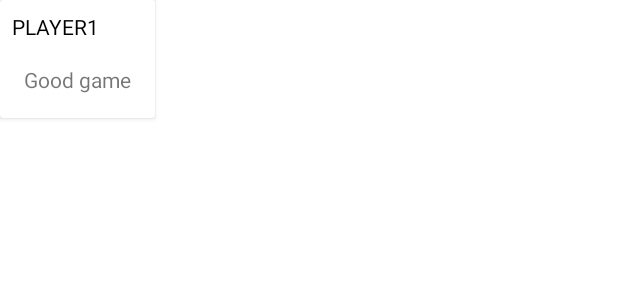
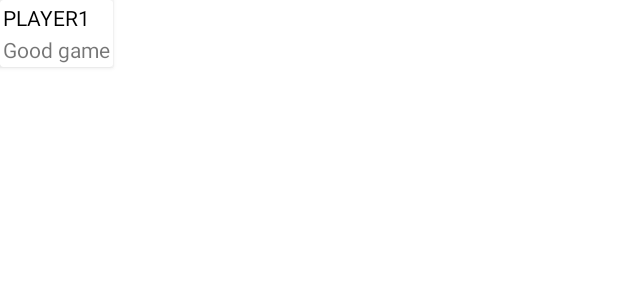
Before and after one commit to mpndl/QwirkleClient, an Android app: the layout player_message.xml on its own in the app's theme, with its tools: preview values and no code run, on a phone screen of 412 x 824 dp. Shown: the top 300 px of the screen. Run offline under Robolectric (Android 15) with nearby library versions, the phone set to English and light mode, and no system bars.

Commit message:
fixed some issues due to serialization

```diff
--- a/app/src/main/java/za/nmu/wrpv/qwirkle/GameModel.java
+++ b/app/src/main/java/za/nmu/wrpv/qwirkle/GameModel.java
@@ -36,7 +36,7 @@ public class GameModel implements Serializable {
     public Tile[][] tempBoard = null;
     ArrayList<Tile> ts = new ArrayList<>();
     public boolean placing = false;
-    private MainActivity mainActivity;
+    private final MainActivity mainActivity;
 
     public List<PlayerMessage> playerMessages = new ArrayList<>();
     private int orderCount = 0;
--- a/app/src/main/java/za/nmu/wrpv/qwirkle/ImageAdapter.java
+++ b/app/src/main/java/za/nmu/wrpv/qwirkle/ImageAdapter.java
@@ -9,9 +9,10 @@ import android.widget.ImageView;
 import androidx.annotation.NonNull;
 import androidx.recyclerview.widget.RecyclerView;
 
+import java.io.Serializable;
 import java.util.ArrayList;
 
-public class ImageAdapter extends RecyclerView.Adapter<ImageAdapter.ImageViewHolder> {
+public class ImageAdapter extends RecyclerView.Adapter<ImageAdapter.ImageViewHolder> implements Serializable {
     public ArrayList<Tile> tiles;
     private final Context context;
     private View.OnClickListener onClickListener;
--- a/app/src/main/java/za/nmu/wrpv/qwirkle/MainActivity.java
+++ b/app/src/main/java/za/nmu/wrpv/qwirkle/MainActivity.java
@@ -29,11 +29,12 @@ import android.widget.ImageView;
 import android.widget.TextView;
 import android.widget.Toast;
 
+import java.io.Serializable;
 import java.util.ArrayList;
 import java.util.Arrays;
 import java.util.List;
 
-public class MainActivity extends AppCompatActivity {
+public class MainActivity extends AppCompatActivity implements Serializable {
     public GameModel model;
     List<Fragment> fragments;
     private final String TAG = "game";
--- a/app/src/main/java/za/nmu/wrpv/qwirkle/MessagesFragment.java
+++ b/app/src/main/java/za/nmu/wrpv/qwirkle/MessagesFragment.java
@@ -15,7 +15,9 @@ import androidx.fragment.app.Fragment;
 import androidx.recyclerview.widget.LinearLayoutManager;
 import androidx.recyclerview.widget.RecyclerView;
 
-public class MessagesFragment extends Fragment {
+import java.io.Serializable;
+
+public class MessagesFragment extends Fragment implements Serializable {
     private GameModel model;
     private PlayerMessageAdapter playerMessageAdapter;
 
--- a/app/src/main/java/za/nmu/wrpv/qwirkle/Player.java
+++ b/app/src/main/java/za/nmu/wrpv/qwirkle/Player.java
@@ -2,10 +2,11 @@ package za.nmu.wrpv.qwirkle;
 
 import android.graphics.Color;
 
+import java.io.Serializable;
 import java.util.ArrayList;
 import java.util.List;
 
-public class Player {
+public class Player implements Serializable {
     public ArrayList<Tile> tiles = new ArrayList<>();
     public Name name;
     public int color;
--- a/app/src/main/java/za/nmu/wrpv/qwirkle/PlayerMessageAdapter.java
+++ b/app/src/main/java/za/nmu/wrpv/qwirkle/PlayerMessageAdapter.java
@@ -14,10 +14,11 @@ import androidx.annotation.NonNull;
 import androidx.cardview.widget.CardView;
 import androidx.recyclerview.widget.RecyclerView;
 
+import java.io.Serializable;
 import java.util.ArrayList;
 import java.util.List;
 
-public class PlayerMessageAdapter extends RecyclerView.Adapter<PlayerMessageAdapter.ViewHolder> {
+public class PlayerMessageAdapter extends RecyclerView.Adapter<PlayerMessageAdapter.ViewHolder> implements Serializable {
     public List<PlayerMessage> playerMessages;
     private Context context;
 
--- a/app/src/main/java/za/nmu/wrpv/qwirkle/StatusAdapter.java
+++ b/app/src/main/java/za/nmu/wrpv/qwirkle/StatusAdapter.java
@@ -11,9 +11,10 @@ import android.widget.TextView;
 import androidx.annotation.NonNull;
 import androidx.annotation.Nullable;
 
+import java.io.Serializable;
 import java.util.ArrayList;
 
-public class StatusAdapter extends ArrayAdapter<Player> {
+public class StatusAdapter extends ArrayAdapter<Player> implements Serializable {
     ArrayList<Player> players;
     public StatusAdapter(@NonNull Context context, ArrayList<Player> players) {
         super(context, 0, players);
--- a/app/src/main/java/za/nmu/wrpv/qwirkle/Tile.java
+++ b/app/src/main/java/za/nmu/wrpv/qwirkle/Tile.java
@@ -4,9 +4,10 @@ import android.widget.ImageButton;
 
 import androidx.annotation.NonNull;
 
+import java.io.Serializable;
 import java.util.Locale;
 
-public class Tile {
+public class Tile implements Serializable {
     public int xPos;
     public int yPos;
     public Shape shape;
--- a/app/src/main/res/layout/player_message.xml
+++ b/app/src/main/res/layout/player_message.xml
@@ -12,8 +12,8 @@
             android:id="@+id/tv_message_player_name"
             android:layout_width="wrap_content"
             android:layout_height="wrap_content"
-            android:layout_marginStart="8dp"
-            android:layout_marginTop="8dp"
+            android:layout_marginStart="2dp"
+            android:layout_marginTop="2dp"
             android:text="PLAYER1"
             android:textColor="@color/black"
             app:layout_constraintStart_toStartOf="parent"
@@ -23,11 +23,10 @@
             android:id="@+id/tv_player_message"
             android:layout_width="wrap_content"
             android:layout_height="wrap_content"
-            android:layout_marginStart="8dp"
-            android:layout_marginTop="8dp"
-            android:layout_marginEnd="8dp"
-            android:layout_marginBottom="8dp"
-            android:padding="8dp"
+            android:layout_marginStart="2dp"
+            android:layout_marginTop="2dp"
+            android:layout_marginEnd="2dp"
+            android:layout_marginBottom="2dp"
             android:text="Good game"
             app:layout_constraintBottom_toBottomOf="parent"
             app:layout_constraintEnd_toEndOf="parent"
```
Also changed, not shown: app/src/main/java/za/nmu/wrpv/qwirkle/GameFragment.java (+26 -10 lines), 1 other file.
